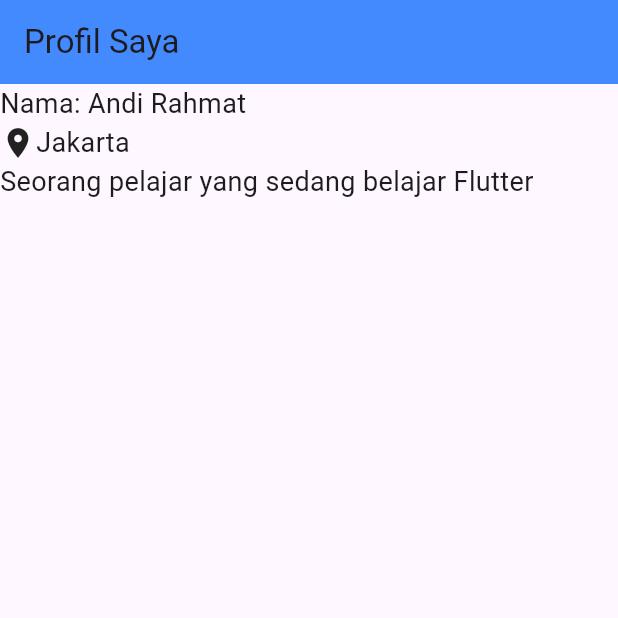
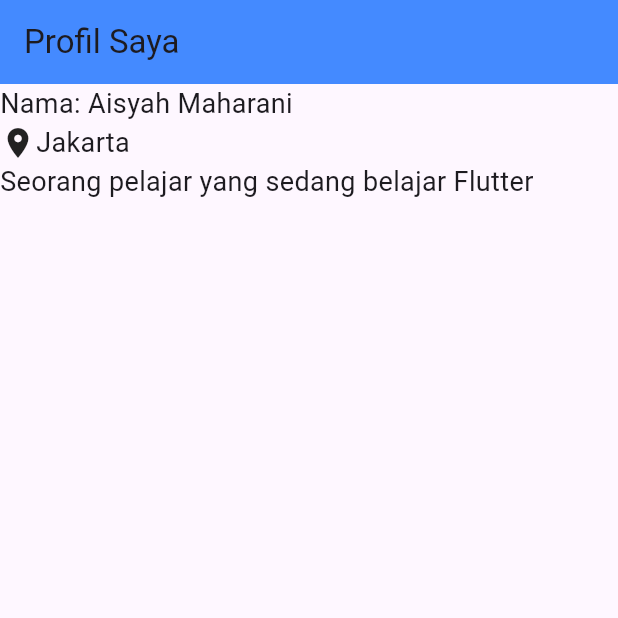
Before and after one commit to Fiindah/belajar_flutter, a Flutter app: the screen it shows after launch, on a phone screen of 412 x 824 dp, the top half of it. Run offline on Flutter 3.47's test engine with Material 3 defaults, Android fonts, the phone set to English and light mode, and no system bars.

Commit message:
tugas satu flutter

```diff
--- a/lib/meet_1/tugas1_flutter.dart
+++ b/lib/meet_1/tugas1_flutter.dart
@@ -17,7 +17,7 @@ class UserProfile extends StatelessWidget {
         crossAxisAlignment: CrossAxisAlignment.start,
         children: [
           Text(
-            "Nama: Andi Rahmat",
+            "Nama: Aisyah Maharani",
           style: TextStyle(fontSize: 18, fontWeight: FontWeight.normal),
           ),
           Row(children: [
```
